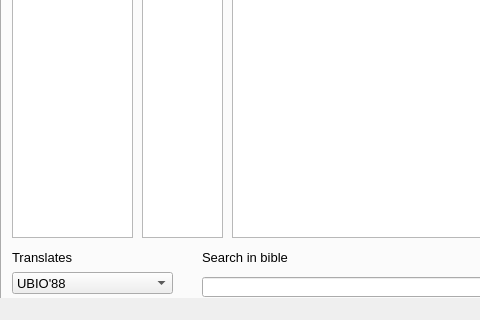
Old version of the form ss.ui in the repository 0xt1m/LyricVerse; both pictures show x 0 to 480 and y 200 to 520 of the 650 by 520 pixel window.
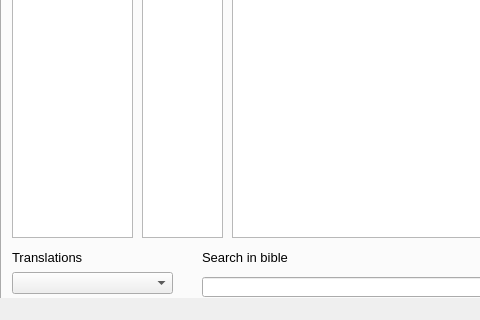
New version of the form. The open tabs and pages were chosen to show the change.

```diff
--- a/ss.ui
+++ b/ss.ui
@@ -122,11 +122,6 @@
         <height>22</height>
        </rect>
       </property>
-      <item>
-       <property name="text">
-        <string>UBIO'88</string>
-       </property>
-      </item>
      </widget>
      <widget class="QLabel" name="label_3">
       <property name="geometry">
@@ -143,7 +138,7 @@
        </font>
       </property>
       <property name="text">
-       <string>Translates</string>
+       <string>Translations</string>
       </property>
      </widget>
      <widget class="QListWidget" name="bible_chapters_list">
```
Left out of the diff: 6 changed lines with no effect on the pictures.
